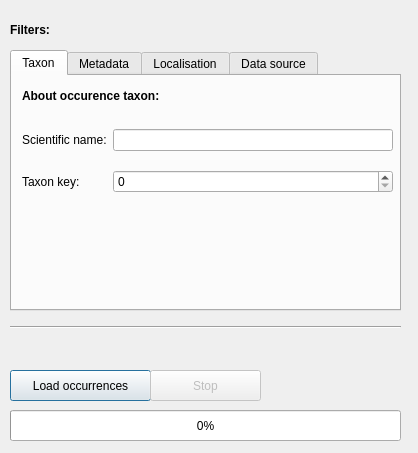
BelgianBiodiversityPlatform/qgis-gbif-api, file qgis_occurrences_dialog_base.ui: the form before one commit.
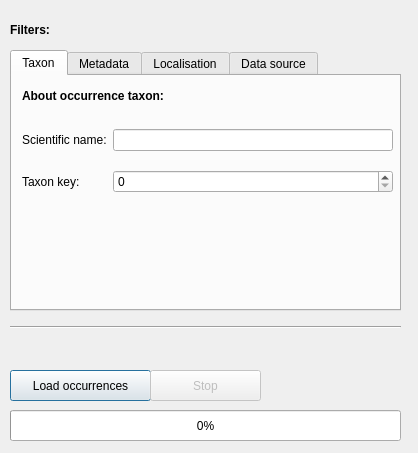
The form after the commit. Custom widgets are drawn as their Qt base class.

Commit message: correct typo occurrence with 2 r

What changed in the file:
```diff
--- a/qgis_occurrences_dialog_base.ui
+++ b/qgis_occurrences_dialog_base.ui
@@ -178,7 +178,7 @@
       </font>
      </property>
      <property name="text">
-      <string>About occurence taxon:</string>
+      <string>About occurrence taxon:</string>
      </property>
     </widget>
    </widget>
```
Left out of the diff: 4 changed lines with no effect on the pictures. The commit also changes 5 other files.
